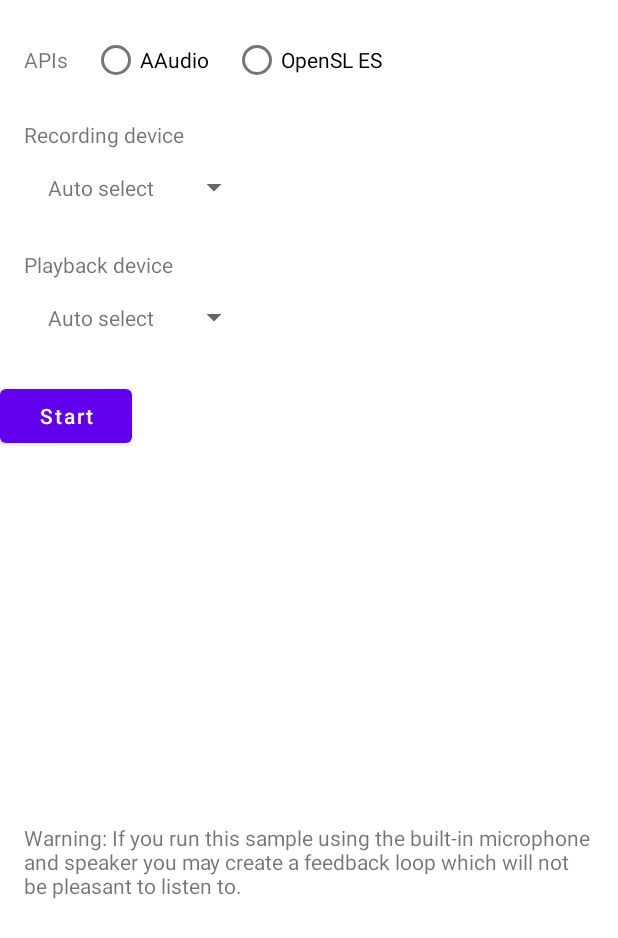
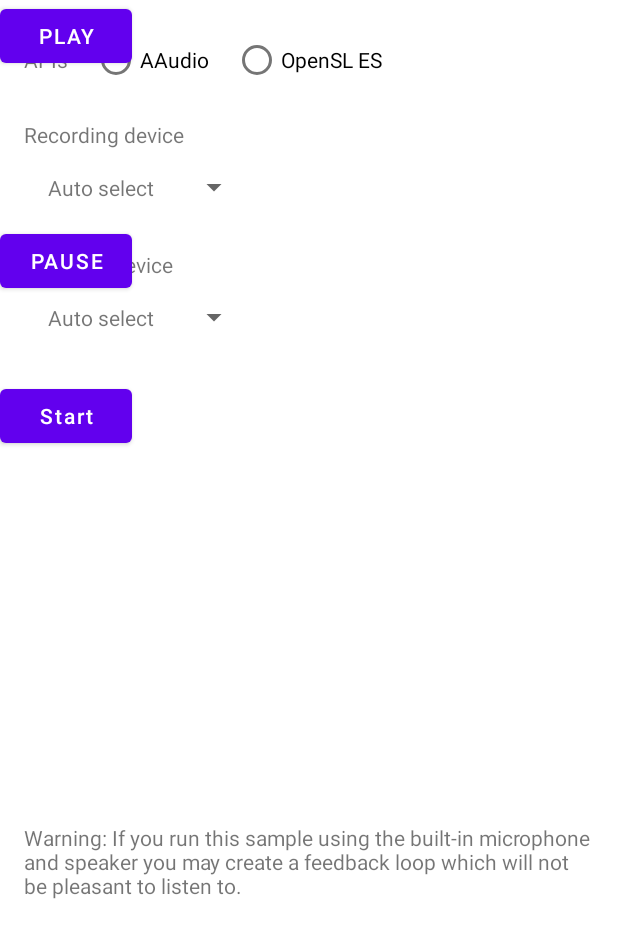
Before and after one commit to RobPeissig/KaraOK, an Android app: the layout activity_liveeffect_demo.xml on its own in the app's theme, with its tools: preview values and no code run, on a phone screen of 412 x 824 dp. Shown: the top 938 px of the screen. Run offline under Robolectric (Android 15) with nearby library versions, the phone set to English and light mode, and no system bars.

Commit message:
Test commit on songPlayBackBranch

```diff
--- a/app/src/main/java/com/example/karaok/MainActivity.java
+++ b/app/src/main/java/com/example/karaok/MainActivity.java
@@ -8,6 +8,7 @@
 
     //test commit
     // test by JERRY
+    // commit by robieeeee
     @Override
     protected void onCreate(Bundle savedInstanceState) {
         super.onCreate(savedInstanceState);
--- a/app/src/main/res/layout/activity_liveeffect_demo.xml
+++ b/app/src/main/res/layout/activity_liveeffect_demo.xml
@@ -109,6 +109,22 @@
         app:layout_constraintStart_toStartOf="parent"
         app:layout_constraintTop_toBottomOf="@+id/playback_devices_spinner" />
 
+    <Button
+        android:id="@+id/play"
+        android:layout_width="wrap_content"
+        android:layout_height="wrap_content"
+        android:text="play"
+        tools:layout_editor_absoluteX="500dp"
+        tools:layout_editor_absoluteY="500dp" />
+
+    <Button
+        android:id="@+id/pause"
+        android:layout_width="wrap_content"
+        android:layout_height="wrap_content"
+        android:text="pause"
+        android:translationY="150dp"
+        tools:layout_editor_absoluteY="500dp" />
+
     <TextView
         android:id="@+id/status_view_text"
         android:layout_width="0dp"
```
